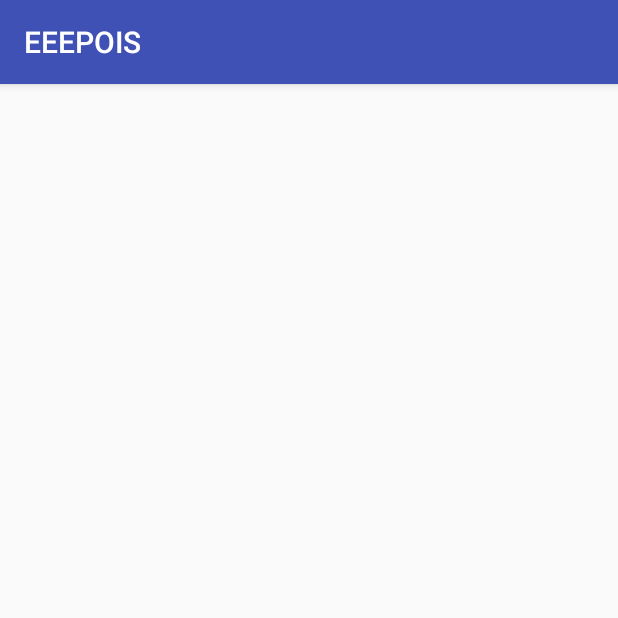
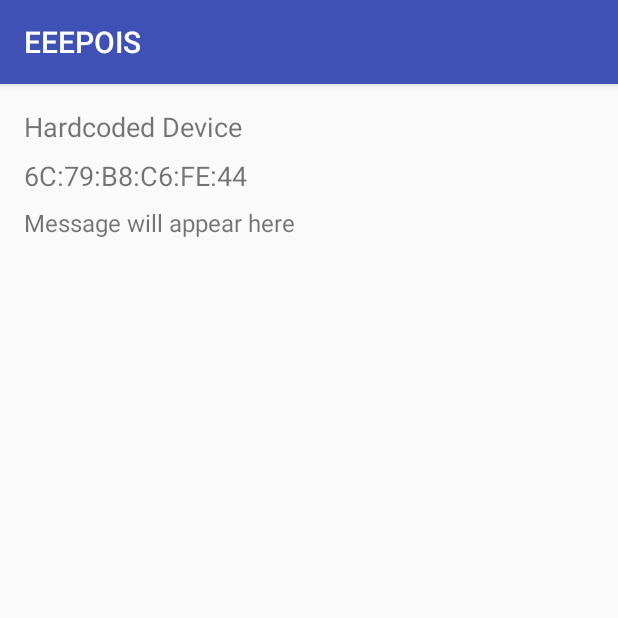
Before and after one commit to y-varde/SmartHomeMonitoringSystem, an Android app: the DeviceDetailActivity screen opened directly, with no data from a screen before it, on a phone screen of 412 x 824 dp, the top half of it. Run offline under Robolectric (Android 15) with nearby library versions, the phone set to English and light mode, and no system bars.

```diff
--- a/app/src/main/java/com/example/cv/eeepois/DeviceDetailActivity.java
+++ b/app/src/main/java/com/example/cv/eeepois/DeviceDetailActivity.java
@@ -3,10 +3,9 @@ package com.example.cv.eeepois;
 import android.bluetooth.BluetoothAdapter;
 import android.bluetooth.BluetoothDevice;
 import android.bluetooth.BluetoothSocket;
-import android.content.Intent;
 import android.os.Bundle;
+import android.os.ParcelUuid;
 import android.support.v7.app.AppCompatActivity;
-import android.util.Log;
 import android.widget.TextView;
 import android.widget.Toast;
 
@@ -14,8 +13,12 @@ import java.io.IOException;
 import java.io.InputStream;
 import java.util.UUID;
 
+import android.util.Log;
+
 public class DeviceDetailActivity extends AppCompatActivity {
 
+    private static final String DEVICE_ADDRESS = "6C:79:B8:C6:FE:44"; // Hardcoded Bluetooth address
+    private static final UUID DEFAULT_UUID = UUID.fromString("00001101-0000-1000-8000-00805F9B34FB"); // SPP UUID
     private BluetoothSocket btSocket;
     private InputStream btInputStream;
     private TextView txtDeviceName;
@@ -31,59 +34,89 @@ public class DeviceDetailActivity extends AppCompatActivity {
         txtDeviceAddress = findViewById(R.id.txtDeviceAddress);
         txtDeviceMessage = findViewById(R.id.txtDeviceMessage);
 
-        Intent intent = getIntent();
-        String deviceName = intent.getStringExtra("deviceName");
-        String deviceAddress = intent.getStringExtra("deviceAddress");
+        txtDeviceName.setText("Hardcoded Device");
+        txtDeviceAddress.setText(DEVICE_ADDRESS);
 
-        txtDeviceName.setText(deviceName);
-        txtDeviceAddress.setText(deviceAddress);
-
-        connectToDevice(deviceAddress);
+        connectToDevice(DEVICE_ADDRESS);
     }
 
     private void connectToDevice(String MAC) {
         BluetoothDevice device = BluetoothAdapter.getDefaultAdapter().getRemoteDevice(MAC);
+        if (device == null) {
+            showToast("Remote Device Not Found");
+            return;
+        }
+
+        UUID[] uuids = fetchUuids(device);
+        if (uuids == null || uuids.length == 0) {
+            showToast("No UUIDs found for device, using default UUID");
+            uuids = new UUID[]{DEFAULT_UUID};
+        }
+
+        boolean connected = attemptConnection(device, uuids);
+        if (!connected) {
+            showToast("Failed to connect to device with any UUID");
+        }
+    }
+
+    private UUID[] fetchUuids(BluetoothDevice device) {
+        device.fetchUuidsWithSdp();
+        ParcelUuid[] parcelUuids = device.getUuids();
+        if (parcelUuids != null) {
+            UUID[] uuids = new UUID[parcelUuids.length];
+            for (int i = 0; i < parcelUuids.length; i++) {
+                uuids[i] = parcelUuids[i].getUuid();
+            }
+            return uuids;
+        }
+        return null;
+    }
+
+    private boolean attemptConnection(BluetoothDevice device, UUID[] uuids) {
+        boolean connected = false;
+        for (UUID uuid : uuids) {
+            if (tryConnect(device, uuid)) {
+                connected = true;
+                break;
+            }
+        }
+        return connected;
+    }
+
+    private boolean tryConnect(BluetoothDevice device, UUID uuid) {
         boolean connected = false;
         int attempts = 0;
         while (!connected && attempts < 3) {
             try {
-                Log.d("DeviceDetailActivity", "Attempting to create RFCOMM socket...");
-                btSocket = device.createRfcommSocketToServiceRecord(UUID.fromString("00001101-0000-1000-8000-00805F9B34FB"));
+                Log.d("DeviceDetailActivity", "Attempting to create RFCOMM socket with UUID: " + uuid);
+                btSocket = device.createRfcommSocketToServiceRecord(uuid);
                 Log.d("DeviceDetailActivity", "Socket created, attempting to connect...");
                 btSocket.connect();
                 Log.d("DeviceDetailActivity", "Connected to device, getting input stream...");
                 btInputStream = btSocket.getInputStream();
-                readDataFromDevice();
+                startReadingData();
                 connected = true;
             } catch (IOException e) {
-                Log.e("DeviceDetailActivity", "Failed to connect to device, attempt " + (attempts + 1), e);
+                Log.e("DeviceDetailActivity", "Failed to connect to device with UUID: " + uuid + ", attempt " + (attempts + 1), e);
                 attempts++;
                 closeSocket();
                 if (attempts >= 3) {
-                    runOnUiThread(new Runnable() {
-                        @Override
-                        public void run() {
-                            Toast.makeText(DeviceDetailActivity.this, "Failed to connect to device after 3 attempts", Toast.LENGTH_SHORT).show();
-                        }
-                    });
+                    showToast("Failed to connect to device after 3 attempts with UUID: " + uuid);
                 }
             }
         }
+        return connected;
     }
 
-    private void closeSocket() {
-        try {
-            if (btSocket != null) {
-                btSocket.close();
+    private void startReadingData() {
+        new Thread(new Runnable() {
+            public void run() {
+                readDataFromDevice();
             }
-        } catch (IOException e) {
-            Log.e("DeviceDetailActivity", "Failed to close socket", e);
-        }
+        }).start();
     }
 
     private void readDataFromDevice() {
-        new Thread(new Runnable() {
-            public void run() {
         byte[] buffer = new byte[1024];
         int bytes;
         while (true) {
@@ -101,6 +134,23 @@ public class DeviceDetailActivity extends AppCompatActivity {
             }
         }
     }
-        }).start();
+
+    private void closeSocket() {
+        try {
+            if (btSocket != null) {
+                btSocket.close();
+            }
+        } catch (IOException e) {
+            Log.e("DeviceDetailActivity", "Failed to close socket", e);
         }
     }
+
+    private void showToast(final String message) {
+        runOnUiThread(new Runnable() {
+            @Override
+            public void run() {
+                Toast.makeText(DeviceDetailActivity.this, message, Toast.LENGTH_SHORT).show();
+            }
+        });
+    }
+}
```
Also changed, not shown: app/src/main/java/com/example/cv/eeepois/MainActivity.java (+43 -15 lines), app/src/main/res/layout/activity_main.xml (+0 -8 lines). Lines whose indentation alone changed are shown as unchanged.
